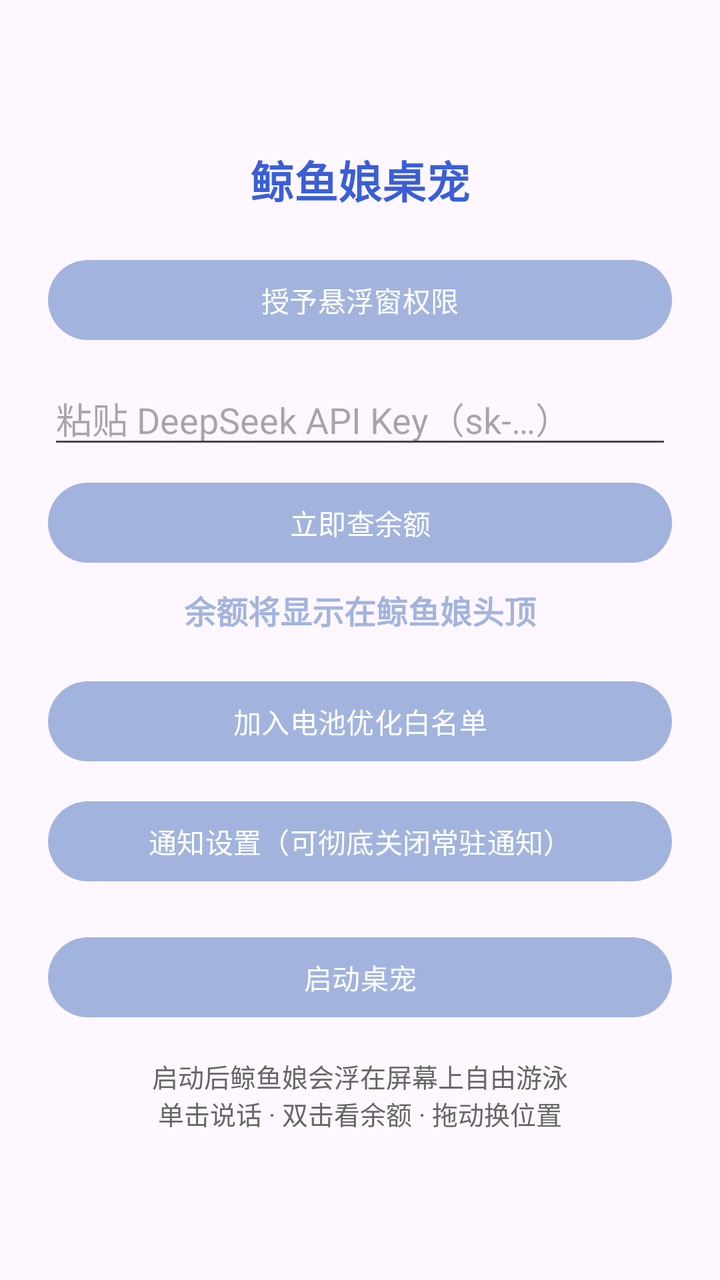
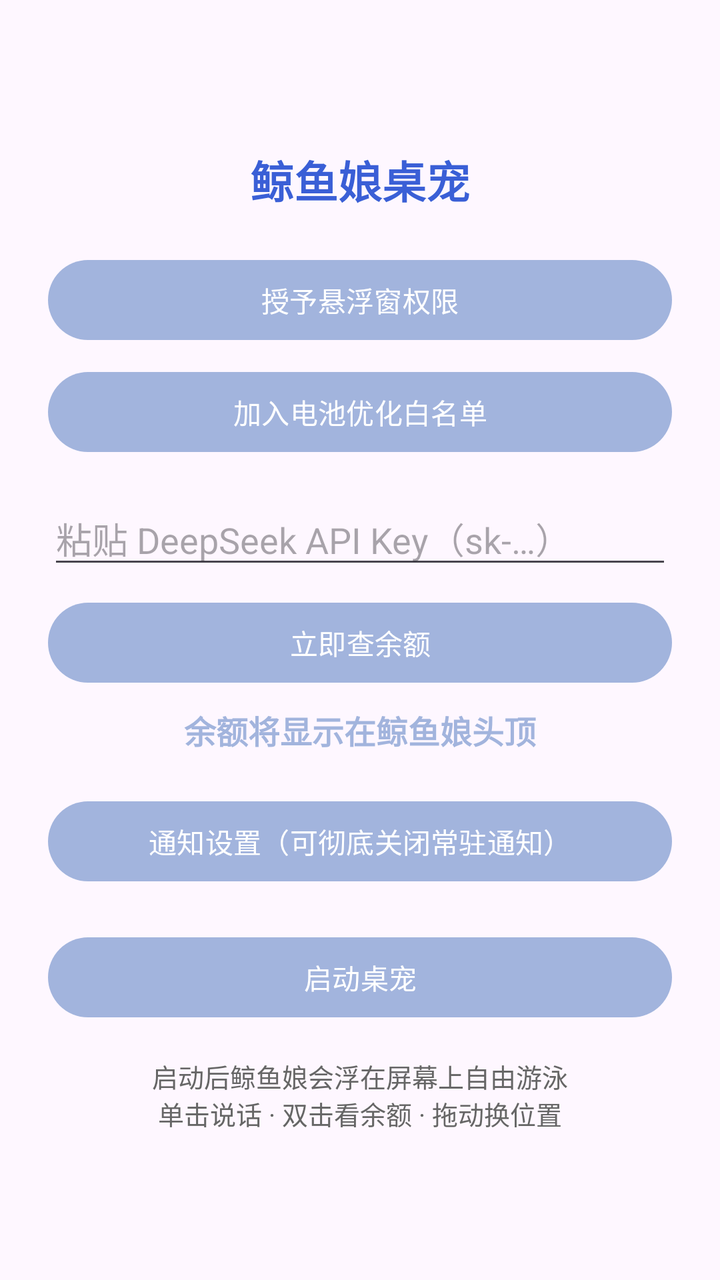

An Android layout rendered at two revisions. The XML below is the earlier revision; the diff shows what the commit changed to produce the second picture.
<!-- AndroidManifest.xml: application theme Theme.WhalePet -->
<!-- res/layout/page_home.xml -->
<?xml version="1.0" encoding="utf-8"?>
<ScrollView xmlns:android="http://schemas.android.com/apk/res/android"
    android:layout_width="match_parent"
    android:layout_height="match_parent"
    android:fillViewport="true">

    <LinearLayout
        android:layout_width="match_parent"
        android:layout_height="wrap_content"
        android:gravity="center_vertical|center_horizontal"
        android:orientation="vertical"
        android:padding="24dp">

        <TextView
            android:layout_width="wrap_content"
            android:layout_height="wrap_content"
            android:layout_gravity="center_horizontal"
            android:layout_marginBottom="20dp"
            android:text="@string/main_title"
            android:textColor="@color/ic_launcher_background"
            android:textSize="22sp"
            android:textStyle="bold" />

        
        <Button
            android:id="@+id/btn_overlay"
            android:layout_width="match_parent"
            android:layout_height="wrap_content"
            android:text="@string/grant_overlay" />

        
        <EditText
            android:id="@+id/et_api_key"
            android:layout_width="match_parent"
            android:layout_height="wrap_content"
            android:layout_marginTop="12dp"
            android:hint="@string/api_key_hint"
            android:importantForAutofill="no"
            android:inputType="textPassword" />

        
        <Button
            android:id="@+id/btn_check_balance"
            android:layout_width="match_parent"
            android:layout_height="wrap_content"
            android:layout_marginTop="8dp"
            android:text="@string/check_balance_now" />

        <TextView
            android:id="@+id/tv_balance"
            android:layout_width="match_parent"
            android:layout_height="wrap_content"
            android:layout_marginTop="8dp"
            android:gravity="center"
            android:text="@string/balance_hint"
            android:textColor="#A2B4DD"
            android:textSize="16sp"
            android:textStyle="bold" />

        
        <Button
            android:id="@+id/btn_battery"
            android:layout_width="match_parent"
            android:layout_height="wrap_content"
            android:layout_marginTop="20dp"
            android:text="@string/battery_whitelist" />

        
        <Button
            android:id="@+id/btn_notif_settings"
            android:layout_width="match_parent"
            android:layout_height="wrap_content"
            android:layout_marginTop="12dp"
            android:text="@string/notif_settings" />

        
        <Button
            android:id="@+id/btn_toggle"
            android:layout_width="match_parent"
            android:layout_height="wrap_content"
            android:layout_marginTop="20dp"
            android:text="@string/start_service" />

        <TextView
            android:layout_width="match_parent"
            android:layout_height="wrap_content"
            android:layout_marginTop="16dp"
            android:gravity="center"
            android:text="@string/home_hint"
            android:textColor="#666666"
            android:textSize="13sp" />
    </LinearLayout>
</ScrollView>
<!-- resources referenced by this layout -->
<resources>
  <color name="ic_launcher_background">#3A5FD6</color>
  <string name="api_key_hint">粘贴 DeepSeek API Key（sk-…）</string>
  <string name="balance_hint">余额将显示在鲸鱼娘头顶</string>
  <string name="battery_whitelist">加入电池优化白名单</string>
  <string name="check_balance_now">立即查余额</string>
  <string name="grant_overlay">授予悬浮窗权限</string>
  <string name="home_hint">启动后鲸鱼娘会浮在屏幕上自由游泳\n单击说话 · 双击看余额 · 拖动换位置</string>
  <string name="main_title">鲸鱼娘桌宠</string>
  <string name="notif_settings">通知设置（可彻底关闭常驻通知）</string>
  <string name="start_service">启动桌宠</string>
  <style name="Theme.WhalePet" parent="Theme.Material3.DayNight.NoActionBar">
          
          <item name="colorPrimary">#A2B4DD</item>
          <item name="colorOnPrimary">#FFFFFF</item>
          <item name="colorPrimaryContainer">#D6DEF2</item>
          <item name="colorOnPrimaryContainer">#22315E</item>
          <item name="android:statusBarColor">@android:color/transparent</item>
      </style>
</resources>

<!-- the commit's change to res/layout/page_home.xml (unified diff, before → after) -->
@@ -29,11 +29,19 @@
             android:text="@string/grant_overlay" />
 
         
+        <Button
+            android:id="@+id/btn_battery"
+            android:layout_width="match_parent"
+            android:layout_height="wrap_content"
+            android:layout_marginTop="8dp"
+            android:text="@string/battery_whitelist" />
+
+        
         <EditText
             android:id="@+id/et_api_key"
             android:layout_width="match_parent"
             android:layout_height="wrap_content"
-            android:layout_marginTop="12dp"
+            android:layout_marginTop="16dp"
             android:hint="@string/api_key_hint"
             android:importantForAutofill="no"
             android:inputType="textPassword" />
@@ -59,18 +67,10 @@
 
         
         <Button
-            android:id="@+id/btn_battery"
+            android:id="@+id/btn_notif_settings"
             android:layout_width="match_parent"
             android:layout_height="wrap_content"
             android:layout_marginTop="20dp"
-            android:text="@string/battery_whitelist" />
-
-        
-        <Button
-            android:id="@+id/btn_notif_settings"
-            android:layout_width="match_parent"
-            android:layout_height="wrap_content"
-            android:layout_marginTop="12dp"
             android:text="@string/notif_settings" />
 
         
